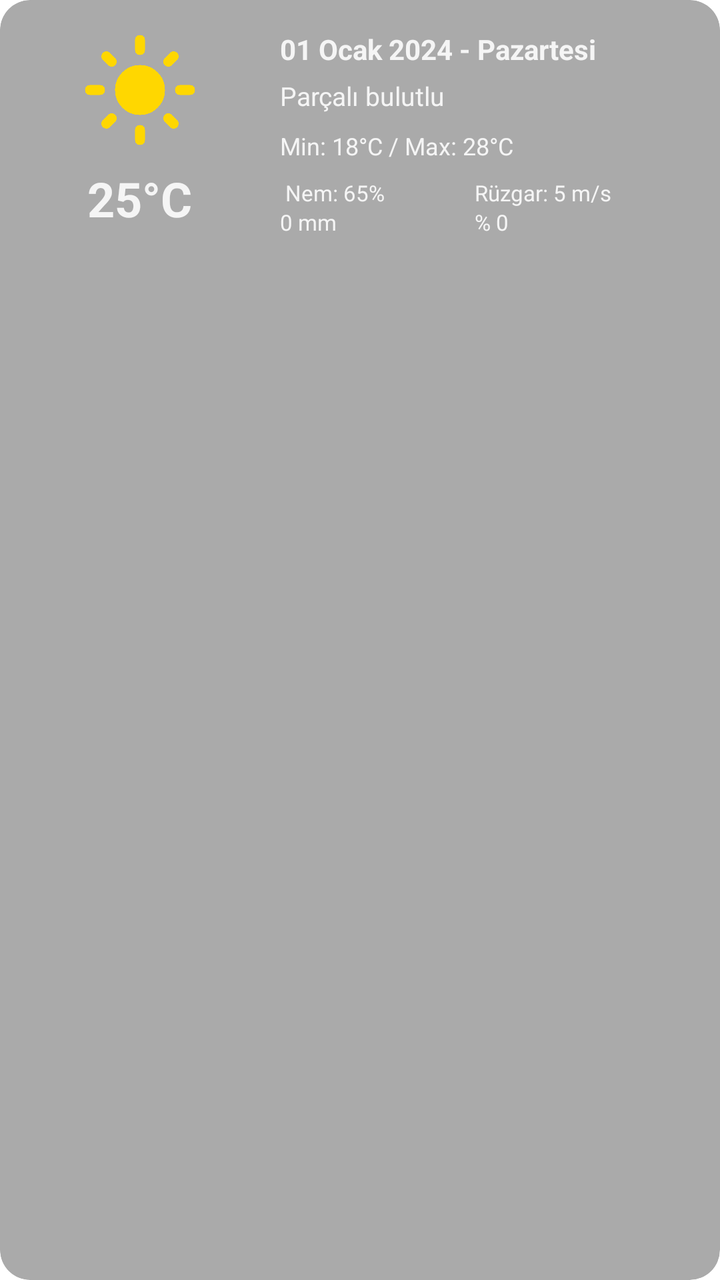
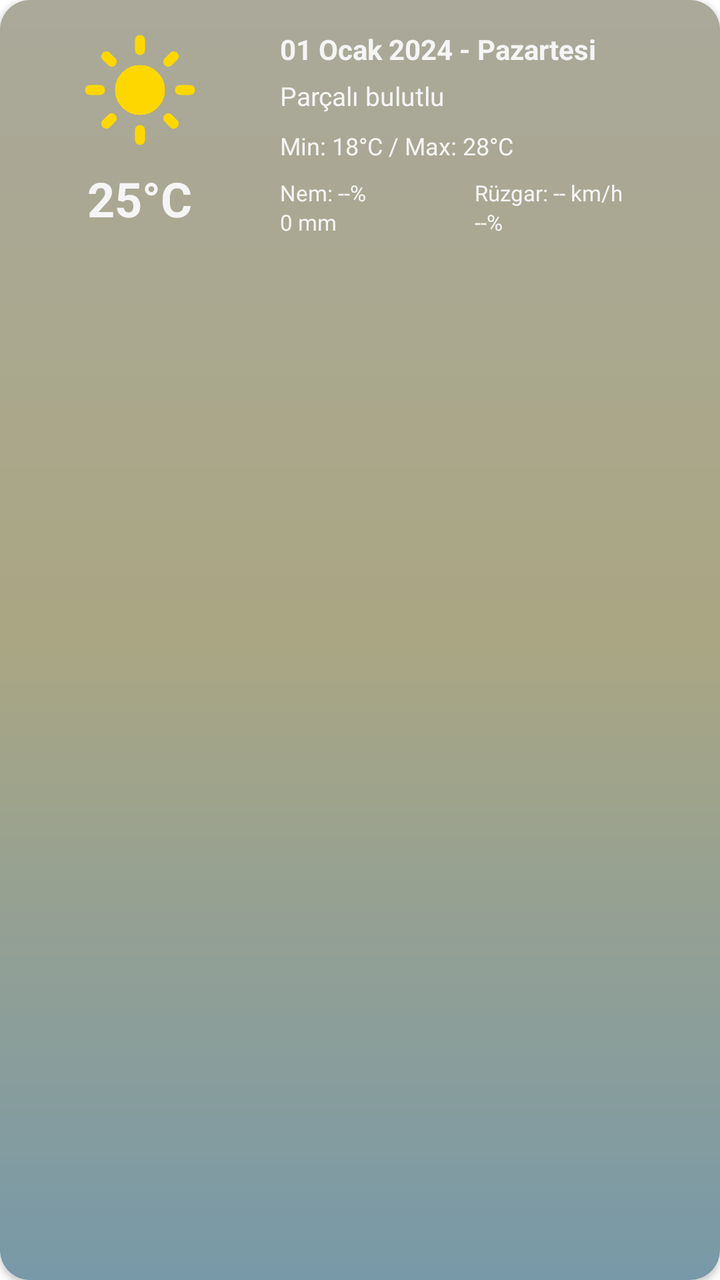

Compare the two renders of this Android layout. The source of the first and the diff that turns it into the second are given below.
<!-- AndroidManifest.xml: application theme Theme.Weatherapp -->
<!-- res/layout/item_forecast.xml -->
<?xml version="1.0" encoding="utf-8"?>
<androidx.cardview.widget.CardView
    xmlns:android="http://schemas.android.com/apk/res/android"
    xmlns:app="http://schemas.android.com/apk/res-auto"
    android:layout_width="match_parent"
    android:layout_height="wrap_content"
    android:layout_margin="8dp"
    app:cardCornerRadius="15dp"
    app:cardElevation="0dp"
    app:cardBackgroundColor="#55000000">

    <LinearLayout
        android:layout_width="match_parent"
        android:layout_height="wrap_content"
        android:orientation="horizontal"
        android:padding="15dp">

        
        <LinearLayout
            android:layout_width="0dp"
            android:layout_height="wrap_content"
            android:layout_weight="1"
            android:orientation="vertical"
            android:gravity="center">
/
            <ImageView
                android:id="@+id/imageViewIcon"
                android:layout_width="60dp"
                android:layout_height="60dp"
                android:src="@drawable/icon_sunny"
                android:layout_marginBottom="8dp"/>

            <TextView
                android:id="@+id/textViewTemp"
                android:layout_width="wrap_content"
                android:layout_height="wrap_content"
                android:text="25°C"
                android:textSize="24sp"
                android:textStyle="bold"
                android:textColor="#f5f5f5"/>
        </LinearLayout>

        
        <LinearLayout
            android:layout_width="0dp"
            android:layout_height="wrap_content"
            android:layout_weight="2"
            android:orientation="vertical"
            android:paddingStart="15dp"
            android:paddingEnd="10dp">

            
            <TextView
                android:id="@+id/textViewDate"
                android:layout_width="wrap_content"
                android:layout_height="wrap_content"
                android:text="01 Ocak 2024 - Pazartesi"
                android:textSize="14sp"
                android:textStyle="bold"
                android:textColor="#f5f5f5"
                android:layout_marginBottom="5dp"/>

            
            <TextView
                android:id="@+id/textViewDescription"
                android:layout_width="wrap_content"
                android:layout_height="wrap_content"
                android:text="Parçalı bulutlu"
                android:textSize="13sp"
                android:textColor="#f5f5f5"
                android:layout_marginBottom="8dp"/>

            
            <TextView
                android:id="@+id/textViewTempRange"
                android:layout_width="wrap_content"
                android:layout_height="wrap_content"
                android:text="Min: 18°C / Max: 28°C"
                android:textSize="12sp"
                android:textColor="#f5f5f5"
                android:layout_marginBottom="8dp"/>

            
            <LinearLayout
                android:layout_width="match_parent"
                android:layout_height="wrap_content"
                android:orientation="horizontal">

                <TextView
                    android:id="@+id/textViewHumidity"
                    android:layout_width="0dp"
                    android:layout_height="wrap_content"
                    android:layout_weight="1"
                    android:text=" Nem: 65%"
                    android:textSize="11sp"
                    android:textColor="#f5f5f5"/>

                <TextView
                    android:id="@+id/textViewWind"
                    android:layout_width="0dp"
                    android:layout_height="wrap_content"
                    android:layout_weight="1"
                    android:text="Rüzgar: 5 m/s"
                    android:textSize="11sp"
                    android:textColor="#f5f5f5"/>
            </LinearLayout>
            
            <LinearLayout
                android:layout_width="match_parent"
                android:layout_height="wrap_content"
                android:orientation="horizontal">

                <TextView
                    android:id="@+id/textViewRain"
                    android:layout_width="0dp"
                    android:layout_height="wrap_content"
                    android:layout_weight="1"
                    android:text="0 mm"
                    android:textSize="11sp"
                    android:textColor="#f5f5f5"/>

                <TextView
                    android:id="@+id/textViewRainProbability"
                    android:layout_width="0dp"
                    android:layout_height="wrap_content"
                    android:layout_weight="1"
                    android:text="% 0"
                    android:textSize="11sp"
                    android:textColor="#f5f5f5"/>
            </LinearLayout>
        </LinearLayout>
    </LinearLayout>
</androidx.cardview.widget.CardView>
<!-- resources referenced by this layout -->
<resources>
  <!-- drawable icon_sunny (drawable) -->
  <?xml version="1.0" encoding="utf-8"?>
  <vector xmlns:android="http://schemas.android.com/apk/res/android"
      android:width="24dp"
      android:height="24dp"
      android:viewportWidth="24"
      android:viewportHeight="24">
  
      <path
          android:fillColor="#FFD700"
          android:pathData="M12,7c-2.76,0 -5,2.24 -5,5s2.24,5 5,5 5,-2.24 5,-5 -2.24,-5 -5,-5zM2,13h2c0.55,0 1,-0.45 1,-1s-0.45,-1 -1,-1L2,11c-0.55,0 -1,0.45 -1,1s0.45,1 1,1zM20,11h2c0.55,0 1,0.45 1,1s-0.45,1 -1,1h-2c-0.55,0 -1,-0.45 -1,-1s0.45,-1 1,-1zM11,2v2c0,0.55 0.45,1 1,1s1,-0.45 1,-1L13,2c0,-0.55 -0.45,-1 -1,-1s-1,0.45 -1,1zM11,20v2c0,0.55 0.45,1 1,1s1,-0.45 1,-1v-2c0,-0.55 -0.45,-1 -1,-1s-1,0.45 -1,1zM5.99,4.58c-0.39,-0.39 -1.03,-0.39 -1.41,0 -0.39,0.39 -0.39,1.03 0,1.41l1.06,1.06c0.39,0.39 1.03,0.39 1.41,0s0.39,-1.03 0,-1.41L5.99,4.58zM18.36,16.95c-0.39,-0.39 -1.03,-0.39 -1.41,0 -0.39,0.39 -0.39,1.03 0,1.41l1.06,1.06c0.39,0.39 1.03,0.39 1.41,0 0.39,-0.39 0.39,-1.03 0,-1.41l-1.06,-1.06zM19.42,5.99c0.39,-0.39 0.39,-1.03 0,-1.41 -0.39,-0.39 -1.03,-0.39 -1.41,0l-1.06,1.06c-0.39,0.39 -0.39,1.03 0,1.41s1.03,0.39 1.41,0l1.06,-1.06zM7.05,18.36c0.39,-0.39 0.39,-1.03 0,-1.41 -0.39,-0.39 -1.03,-0.39 -1.41,0l-1.06,1.06c-0.39,0.39 -0.39,1.03 0,1.41s1.03,0.39 1.41,0l1.06,-1.06z"/>
  </vector>
  <style name="Theme.Weatherapp" parent="Theme.MaterialComponents.DayNight.NoActionBar">
          
          <item name="colorPrimary">@color/purple_500</item>
          <item name="colorPrimaryVariant">@color/purple_700</item>
          <item name="colorOnPrimary">@color/white</item>
          
          <item name="colorSecondary">@color/teal_200</item>
          <item name="colorSecondaryVariant">@color/teal_700</item>
          <item name="colorOnSecondary">@color/black</item>
          
          <item name="android:statusBarColor" tools:targetApi="l">?attr/colorPrimaryVariant</item>
          
      </style>
  <color name="purple_500">#FF6200EE</color>
  <color name="purple_700">#FF3700B3</color>
  <color name="white">#FFFFFFFF</color>
  <color name="teal_200">#FF03DAC5</color>
  <color name="teal_700">#FF018786</color>
  <color name="black">#FF000000</color>
</resources>

<!-- the commit's change to res/layout/item_forecast.xml (unified diff, before → after) -->
@@ -2,132 +2,155 @@
 <androidx.cardview.widget.CardView
     xmlns:android="http://schemas.android.com/apk/res/android"
     xmlns:app="http://schemas.android.com/apk/res-auto"
+    android:id="@+id/cardForecast"
     android:layout_width="match_parent"
     android:layout_height="wrap_content"
     android:layout_margin="8dp"
     app:cardCornerRadius="15dp"
-    app:cardElevation="0dp"
-    app:cardBackgroundColor="#55000000">
+    app:cardElevation="2dp"
+    app:cardBackgroundColor="@android:color/transparent">
 
-    <LinearLayout
+    <FrameLayout
         android:layout_width="match_parent"
-        android:layout_height="wrap_content"
-        android:orientation="horizontal"
-        android:padding="15dp">
+        android:layout_height="wrap_content">
+
+        
+        <ImageView
+            android:id="@+id/imageViewCardBackground"
+            android:layout_width="match_parent"
+            android:layout_height="match_parent"
+            android:scaleType="centerCrop"
+            android:src="@drawable/partlycloudy" />
+
+        
+        <View
+            android:layout_width="match_parent"
+            android:layout_height="match_parent"
+            android:background="#55000000" />
 
         
         <LinearLayout
-            android:layout_width="0dp"
+            android:layout_width="match_parent"
             android:layout_height="wrap_content"
-            android:layout_weight="1"
-            android:orientation="vertical"
-            android:gravity="center">
-/
-            <ImageView
-                android:id="@+id/imageViewIcon"
-                android:layout_width="60dp"
-                android:layout_height="60dp"
-                android:src="@drawable/icon_sunny"
-                android:layout_marginBottom="8dp"/>
-
-            <TextView
-                android:id="@+id/textViewTemp"
-                android:layout_width="wrap_content"
-                android:layout_height="wrap_content"
-                android:text="25°C"
-                android:textSize="24sp"
-                android:textStyle="bold"
-                android:textColor="#f5f5f5"/>
-        </LinearLayout>
-
-        
-        <LinearLayout
-            android:layout_width="0dp"
-            android:layout_height="wrap_content"
-            android:layout_weight="2"
-            android:orientation="vertical"
-            android:paddingStart="15dp"
-            android:paddingEnd="10dp">
-
-            
-            <TextView
-                android:id="@+id/textViewDate"
-                android:layout_width="wrap_content"
-                android:layout_height="wrap_content"
-                android:text="01 Ocak 2024 - Pazartesi"
-                android:textSize="14sp"
-                android:textStyle="bold"
-                android:textColor="#f5f5f5"
-                android:layout_marginBottom="5dp"/>
-
-            
-            <TextView
-                android:id="@+id/textViewDescription"
-                android:layout_width="wrap_content"
-                android:layout_height="wrap_content"
-                android:text="Parçalı bulutlu"
-                android:textSize="13sp"
-                android:textColor="#f5f5f5"
-                android:layout_marginBottom="8dp"/>
-
-            
-            <TextView
-                android:id="@+id/textViewTempRange"
-                android:layout_width="wrap_content"
-                android:layout_height="wrap_content"
-                android:text="Min: 18°C / Max: 28°C"
-                android:textSize="12sp"
-                android:textColor="#f5f5f5"
-                android:layout_marginBottom="8dp"/>
+            android:orientation="horizontal"
+            android:padding="15dp">
 
             
             <LinearLayout
-                android:layout_width="match_parent"
+                android:layout_width="0dp"
                 android:layout_height="wrap_content"
-                android:orientation="horizontal">
+                android:layout_weight="1"
+                android:orientation="vertical"
+                android:gravity="center">
+
+                <ImageView
+                    android:id="@+id/imageViewIcon"
+                    android:layout_width="60dp"
+                    android:layout_height="60dp"
+                    android:src="@drawable/icon_sunny"
+                    android:layout_marginBottom="8dp"/>
 
                 <TextView
-                    android:id="@+id/textViewHumidity"
-                    android:layout_width="0dp"
+                    android:id="@+id/textViewTemp"
+                    android:layout_width="wrap_content"
                     android:layout_height="wrap_content"
-                    android:layout_weight="1"
-                    android:text=" Nem: 65%"
-                    android:textSize="11sp"
-                    android:textColor="#f5f5f5"/>
-
-                <TextView
-                    android:id="@+id/textViewWind"
-                    android:layout_width="0dp"
-                    android:layout_height="wrap_content"
-                    android:layout_weight="1"
-                    android:text="Rüzgar: 5 m/s"
-                    android:textSize="11sp"
+                    android:text="25°C"
+                    android:textSize="24sp"
+                    android:textStyle="bold"
                     android:textColor="#f5f5f5"/>
             </LinearLayout>
+
             
             <LinearLayout
-                android:layout_width="match_parent"
+                android:id="@+id/layoutDetails"
+                android:layout_width="0dp"
                 android:layout_height="wrap_content"
-                android:orientation="horizontal">
+                android:layout_weight="2"
+                android:orientation="vertical"
+                android:paddingStart="15dp"
+                android:paddingEnd="10dp">
 
+                
                 <TextView
-                    android:id="@+id/textViewRain"
-                    android:layout_width="0dp"
+                    android:id="@+id/textViewDate"
+                    android:layout_width="wrap_content"
                     android:layout_height="wrap_content"
-                    android:layout_weight="1"
-                    android:text="0 mm"
-                    android:textSize="11sp"
-                    android:textColor="#f5f5f5"/>
+                    android:text="01 Ocak 2024 - Pazartesi"
+                    android:textSize="14sp"
+                    android:textStyle="bold"
+                    android:textColor="#f5f5f5"
+                    android:layout_marginBottom="5dp"/>
 
+                
                 <TextView
-                    android:id="@+id/textViewRainProbability"
-                    android:layout_width="0dp"
+                    android:id="@+id/textViewDescription"
+                    android:layout_width="wrap_content"
                     android:layout_height="wrap_content"
-                    android:layout_weight="1"
-                    android:text="% 0"
-                    android:textSize="11sp"
-                    android:textColor="#f5f5f5"/>
+                    android:text="Parçalı bulutlu"
+                    android:textSize="13sp"
+                    android:textColor="#f5f5f5"
+                    android:layout_marginBottom="8dp"/>
+
+                
+                <TextView
+                    android:id="@+id/textViewTempRange"
+                    android:layout_width="wrap_content"
+                    android:layout_height="wrap_content"
+                    android:text="Min: 18°C / Max: 28°C"
+                    android:textSize="12sp"
+                    android:textColor="#f5f5f5"
+                    android:layout_marginBottom="8dp"/>
+
+                
+                <LinearLayout
+                    android:layout_width="match_parent"
+                    android:layout_height="wrap_content"
+                    android:orientation="horizontal">
+
+                    <TextView
+                        android:id="@+id/textViewHumidity"
+                        android:layout_width="0dp"
+                        android:layout_height="wrap_content"
+                        android:layout_weight="1"
+                        android:text="Nem: --%"
+                        android:textSize="11sp"
+                        android:textColor="#f5f5f5"/>
+
+                    <TextView
+                        android:id="@+id/textViewWind"
+                        android:layout_width="0dp"
+                        android:layout_height="wrap_content"
+                        android:layout_weight="1"
+                        android:text="Rüzgar: -- km/h"
+                        android:textSize="11sp"
+                        android:textColor="#f5f5f5"/>
+                </LinearLayout>
+
+                
+                <LinearLayout
+                    android:layout_width="match_parent"
+                    android:layout_height="wrap_content"
+                    android:orientation="horizontal">
+
+                    <TextView
+                        android:id="@+id/textViewRain"
+                        android:layout_width="0dp"
+                        android:layout_height="wrap_content"
+                        android:layout_weight="1"
+                        android:text="0 mm"
+                        android:textSize="11sp"
+                        android:textColor="#f5f5f5"/>
+
+                    <TextView
+                        android:id="@+id/textViewRainProbability"
+                        android:layout_width="0dp"
+                        android:layout_height="wrap_content"
+                        android:layout_weight="1"
+                        android:text="--%"
+                        android:textSize="11sp"
+                        android:textColor="#f5f5f5"/>
+                </LinearLayout>
             </LinearLayout>
         </LinearLayout>
-    </LinearLayout>
+    </FrameLayout>
 </androidx.cardview.widget.CardView>
<!-- resource entries referenced after the edit -->
@@ -12,6 +12,15 @@
           android:fillColor="#FFD700"
           android:pathData="M12,7c-2.76,0 -5,2.24 -5,5s2.24,5 5,5 5,-2.24 5,-5 -2.24,-5 -5,-5zM2,13h2c0.55,0 1,-0.45 1,-1s-0.45,-1 -1,-1L2,11c-0.55,0 -1,0.45 -1,1s0.45,1 1,1zM20,11h2c0.55,0 1,0.45 1,1s-0.45,1 -1,1h-2c-0.55,0 -1,-0.45 -1,-1s0.45,-1 1,-1zM11,2v2c0,0.55 0.45,1 1,1s1,-0.45 1,-1L13,2c0,-0.55 -0.45,-1 -1,-1s-1,0.45 -1,1zM11,20v2c0,0.55 0.45,1 1,1s1,-0.45 1,-1v-2c0,-0.55 -0.45,-1 -1,-1s-1,0.45 -1,1zM5.99,4.58c-0.39,-0.39 -1.03,-0.39 -1.41,0 -0.39,0.39 -0.39,1.03 0,1.41l1.06,1.06c0.39,0.39 1.03,0.39 1.41,0s0.39,-1.03 0,-1.41L5.99,4.58zM18.36,16.95c-0.39,-0.39 -1.03,-0.39 -1.41,0 -0.39,0.39 -0.39,1.03 0,1.41l1.06,1.06c0.39,0.39 1.03,0.39 1.41,0 0.39,-0.39 0.39,-1.03 0,-1.41l-1.06,-1.06zM19.42,5.99c0.39,-0.39 0.39,-1.03 0,-1.41 -0.39,-0.39 -1.03,-0.39 -1.41,0l-1.06,1.06c-0.39,0.39 -0.39,1.03 0,1.41s1.03,0.39 1.41,0l1.06,-1.06zM7.05,18.36c0.39,-0.39 0.39,-1.03 0,-1.41 -0.39,-0.39 -1.03,-0.39 -1.41,0l-1.06,1.06c-0.39,0.39 -0.39,1.03 0,1.41s1.03,0.39 1.41,0l1.06,-1.06z"/>
   </vector>
+  <!-- drawable partlycloudy (drawable) -->
+  <?xml version="1.0" encoding="utf-8"?>
+  <shape xmlns:android="http://schemas.android.com/apk/res/android">
+      <gradient
+          android:startColor="#FFFDE7"
+          android:centerColor="#FFF9C4"
+          android:endColor="#B3E5FC"
+          android:angle="270"/>
+  </shape>
   <style name="Theme.Weatherapp" parent="Theme.MaterialComponents.DayNight.NoActionBar">
           
           <item name="colorPrimary">@color/purple_500</item>
